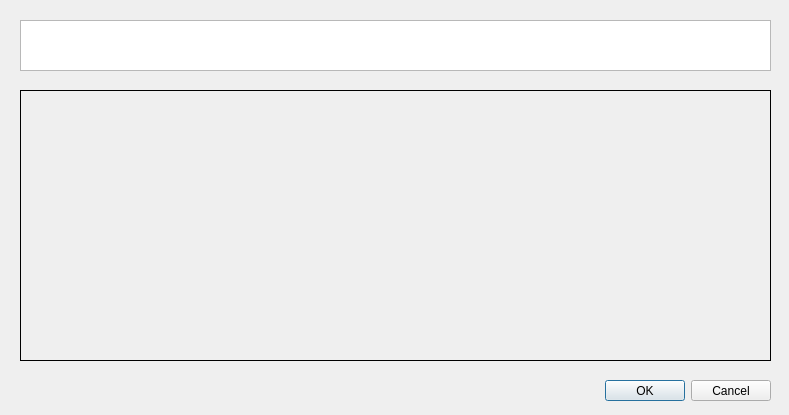
oddukgi/QtQik, file src/configure.ui: the form before one commit.
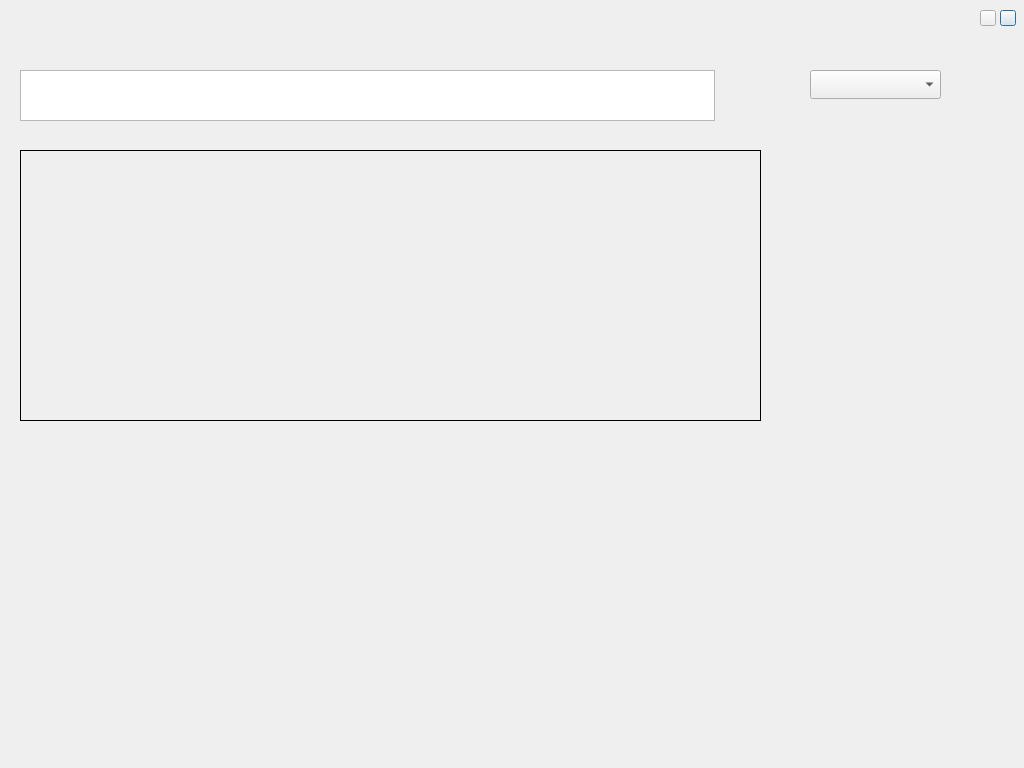
The form after the commit. Icons and pictures are not drawn.

Commit message: make frameless window

Diff of the .ui file:
```diff
--- a/src/configure.ui
+++ b/src/configure.ui
@@ -6,63 +6,31 @@
    <rect>
     <x>0</x>
     <y>0</y>
-    <width>789</width>
-    <height>415</height>
+    <width>1024</width>
+    <height>768</height>
    </rect>
   </property>
+  <property name="sizePolicy">
+   <sizepolicy hsizetype="Fixed" vsizetype="Fixed">
+    <horstretch>0</horstretch>
+    <verstretch>0</verstretch>
+   </sizepolicy>
+  </property>
+  <property name="maximumSize">
+   <size>
+    <width>1024</width>
+    <height>768</height>
+   </size>
+  </property>
   <property name="windowTitle">
    <string>Dialog</string>
   </property>
-  <widget class="QDialogButtonBox" name="buttonBox">
-   <property name="geometry">
-    <rect>
-     <x>590</x>
-     <y>380</y>
-     <width>181</width>
-     <height>21</height>
-    </rect>
-   </property>
-   <property name="orientation">
-    <enum>Qt::Horizontal</enum>
-   </property>
-   <property name="standardButtons">
-    <set>QDialogButtonBox::Cancel|QDialogButtonBox::Ok</set>
-   </property>
-  </widget>
-  <widget class="QWidget" name="verticalLayoutWidget">
-   <property name="geometry">
-    <rect>
-     <x>20</x>
-     <y>20</y>
-     <width>751</width>
-     <height>51</height>
-    </rect>
-   </property>
-   <layout class="QVBoxLayout" name="verticalLayout">
-    <item>
-     <widget class="QListWidget" name="listWidget">
-      <property name="iconSize">
-       <size>
-        <width>667</width>
-        <height>52</height>
-       </size>
-      </property>
-      <property name="spacing">
-       <number>0</number>
-      </property>
-      <property name="viewMode">
-       <enum>QListView::IconMode</enum>
-      </property>
-     </widget>
-    </item>
-   </layout>
-  </widget>
   <widget class="QWidget" name="verticalLayoutWidget_2">
    <property name="geometry">
     <rect>
      <x>20</x>
-     <y>90</y>
-     <width>751</width>
+     <y>150</y>
+     <width>741</width>
      <height>271</height>
     </rect>
    </property>
@@ -75,19 +43,133 @@
       <property name="currentIndex">
        <number>0</number>
       </property>
-      <widget class="QWidget" name="page">
-       <zorder>gridLayoutWidget</zorder>
-       <zorder>verticalLayoutWidget</zorder>
-      </widget>
+      <widget class="QWidget" name="page"/>
       <widget class="QWidget" name="page_2"/>
      </widget>
     </item>
    </layout>
   </widget>
-  <zorder>buttonBox</zorder>
-  <zorder>verticalLayoutWidget</zorder>
-  <zorder>verticalLayoutWidget_2</zorder>
-  <zorder>stackedWidget</zorder>
+  <widget class="QLabel" name="Accound_Label">
+   <property name="geometry">
+    <rect>
+     <x>760</x>
+     <y>70</y>
+     <width>41</width>
+     <height>50</height>
+    </rect>
+   </property>
+   <property name="maximumSize">
+    <size>
+     <width>41</width>
+     <height>50</height>
+    </size>
+   </property>
+   <property name="styleSheet">
+    <string notr="true">background-image: url(:/res/Img_user.png);</string>
+   </property>
+   <property name="frameShape">
+    <enum>QFrame::NoFrame</enum>
+   </property>
+   <property name="text">
+    <string/>
+   </property>
+  </widget>
+  <widget class="QComboBox" name="Admin_Combo">
+   <property name="geometry">
+    <rect>
+     <x>810</x>
+     <y>70</y>
+     <width>131</width>
+     <height>29</height>
+    </rect>
+   </property>
+  </widget>
+  <widget class="QListWidget" name="listWidget">
+   <property name="geometry">
+    <rect>
+     <x>20</x>
+     <y>70</y>
+     <width>695</width>
+     <height>51</height>
+    </rect>
+   </property>
+   <property name="sizePolicy">
+    <sizepolicy hsizetype="Fixed" vsizetype="Fixed">
+     <horstretch>0</horstretch>
+     <verstretch>0</verstretch>
+    </sizepolicy>
+   </property>
+   <property name="maximumSize">
+    <size>
+     <width>695</width>
+     <height>51</height>
+    </size>
+   </property>
+   <property name="iconSize">
+    <size>
+     <width>667</width>
+     <height>52</height>
+    </size>
+   </property>
+   <property name="spacing">
+    <number>0</number>
+   </property>
+   <property name="viewMode">
+    <enum>QListView::IconMode</enum>
+   </property>
+  </widget>
+  <widget class="QPushButton" name="PushBtn_Exit">
+   <property name="geometry">
+    <rect>
+     <x>1000</x>
+     <y>10</y>
+     <width>16</width>
+     <height>16</height>
+    </rect>
+   </property>
+   <property name="maximumSize">
+    <size>
+     <width>16</width>
+     <height>16</height>
+    </size>
+   </property>
+   <property name="text">
+    <string/>
+   </property>
+   <property name="icon">
+    <iconset resource="styles.qrc">
+     <normaloff>:/res/exit1.png</normaloff>:/res/exit1.png</iconset>
+   </property>
+  </widget>
+  <widget class="QPushButton" name="PushBtn_Min">
+   <property name="geometry">
+    <rect>
+     <x>980</x>
+     <y>10</y>
+     <width>16</width>
+     <height>16</height>
+    </rect>
+   </property>
+   <property name="sizePolicy">
+    <sizepolicy hsizetype="Maximum" vsizetype="Fixed">
+     <horstretch>0</horstretch>
+     <verstretch>0</verstretch>
+    </sizepolicy>
+   </property>
+   <property name="maximumSize">
+    <size>
+     <width>16</width>
+     <height>16</height>
+    </size>
+   </property>
+   <property name="text">
+    <string/>
+   </property>
+   <property name="icon">
+    <iconset resource="styles.qrc">
+     <normaloff>:/res/min1.png</normaloff>:/res/min1.png</iconset>
+   </property>
+  </widget>
  </widget>
  <resources/>
  <connections>
```
Left out of the diff: 39 changed lines with no effect on the pictures. The commit also changes 4 other files.
